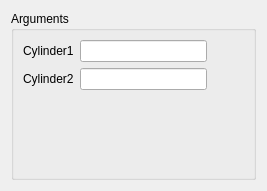
Before: the Qt Designer form src/HEXABLOCKGUI/MakeCylinders_QTD.ui in SalomePlatform/hexablock, drawn with Qt 5.
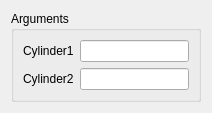
After: the same form once the commit is applied.

Patch:
```diff
--- a/src/HEXABLOCKGUI/MakeCylinders_QTD.ui
+++ b/src/HEXABLOCKGUI/MakeCylinders_QTD.ui
@@ -6,10 +6,16 @@
    <rect>
     <x>0</x>
     <y>0</y>
-    <width>267</width>
-    <height>191</height>
+    <width>212</width>
+    <height>104</height>
    </rect>
   </property>
+  <property name="sizePolicy">
+   <sizepolicy hsizetype="Preferred" vsizetype="Fixed">
+    <horstretch>0</horstretch>
+    <verstretch>0</verstretch>
+   </sizepolicy>
+  </property>
   <property name="windowTitle">
    <string>Cylinders Construction</string>
   </property>
```
